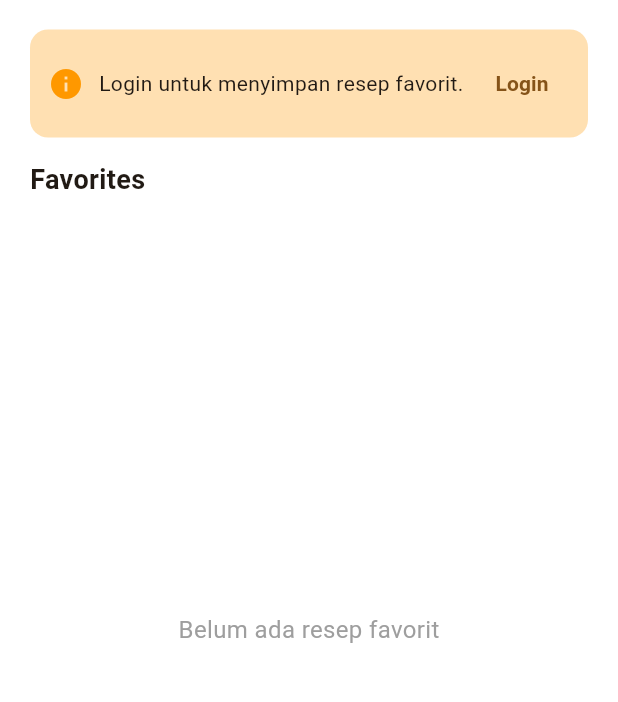
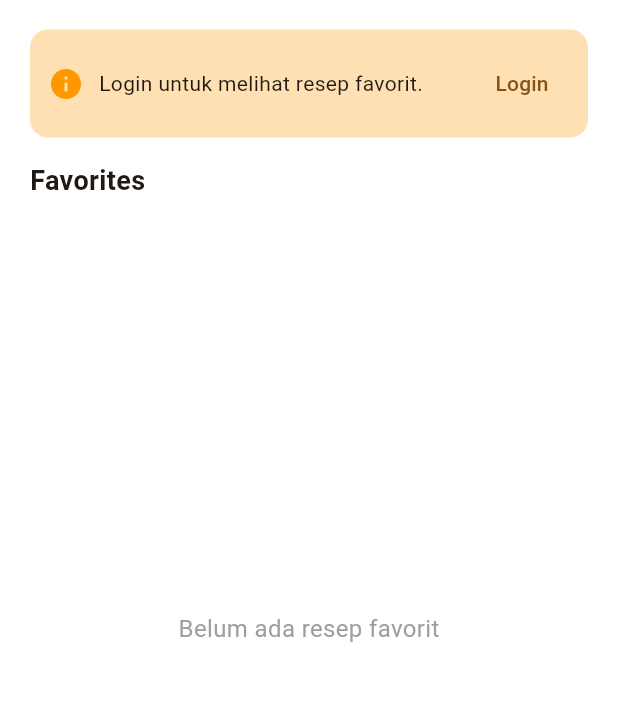
Before and after one commit to sandisya/AplikasiResepMakanan-Kelompok9, a Flutter app: the screen it shows after launch, item 2 of the bottom bar chosen, on a phone screen of 412 x 824 dp, the part 77-779 px from its top. Run offline on Flutter 3.47's test engine with Material 3 defaults, Android fonts, the light colour scheme and no system bars; our stand-ins replace cloud_firestore, firebase_auth, firebase_core, fl_chart; accounts and stored records are empty.

Commit message:
update Fitur Favorite

```diff
--- a/dapurku/lib/models/recipe_model.dart
+++ b/dapurku/lib/models/recipe_model.dart
@@ -7,6 +7,7 @@ class Recipe {
   bool isPopular;
   List<String> ingredients;
   List<String> steps;
+  bool isFavorite;
 
   Recipe({
     required this.id,
@@ -17,6 +18,7 @@ class Recipe {
     required this.isPopular,
     required this.ingredients,
     required this.steps,
+    this.isFavorite = false, // default: tidak favorit
   });
 
   Map<String, dynamic> toMap() {
--- a/dapurku/lib/screens/favorites_tab.dart
+++ b/dapurku/lib/screens/favorites_tab.dart
@@ -1,5 +1,6 @@
 import 'package:flutter/material.dart';
 import 'package:firebase_auth/firebase_auth.dart';
+import 'package:cloud_firestore/cloud_firestore.dart';
 import '../models/recipe_model.dart';
 import 'recipe_detail_screen.dart';
 import 'login_screen.dart';
@@ -11,14 +12,13 @@ class FavoritesTab extends StatelessWidget {
   Widget build(BuildContext context) {
     final user = FirebaseAuth.instance.currentUser;
 
-    final List<Recipe> favorites = [];
-
     return SafeArea(
       child: Padding(
         padding: const EdgeInsets.all(20),
         child: Column(
           crossAxisAlignment: CrossAxisAlignment.start,
           children: [
+            // HEADER
             Row(
               mainAxisAlignment: MainAxisAlignment.spaceBetween,
               children: const [
@@ -32,12 +32,13 @@ class FavoritesTab extends StatelessWidget {
                 Icon(Icons.search, color: Colors.orange),
               ],
             ),
+
             const SizedBox(height: 20),
 
+            // Jika belum login
             if (user == null)
               Container(
                 padding: const EdgeInsets.all(12),
-                margin: const EdgeInsets.only(bottom: 15),
                 decoration: BoxDecoration(
                   color: Colors.orange.shade100,
                   borderRadius: BorderRadius.circular(12),
@@ -47,29 +48,26 @@ class FavoritesTab extends StatelessWidget {
                     const Icon(Icons.info, color: Colors.orange),
                     const SizedBox(width: 10),
                     const Expanded(
-                      child: Text("Login untuk menyimpan resep favorit."),
-                    ),
+                        child: Text("Login untuk melihat resep favorit.")),
                     TextButton(
                       onPressed: () => Navigator.push(
                         context,
-                        MaterialPageRoute(
-                            builder: (_) => const LoginScreen()),
+                        MaterialPageRoute(builder: (_) => const LoginScreen()),
                       ),
-                      child: const Text(
-                        "Login",
-                        style: TextStyle(fontWeight: FontWeight.bold),
-                      ),
+                      child: const Text("Login"),
                     ),
                   ],
                 ),
               ),
 
+            const SizedBox(height: 16),
             const Text("Favorites",
                 style: TextStyle(fontSize: 18, fontWeight: FontWeight.bold)),
-            const SizedBox(height: 12),
 
-            // 🔥 Jika tidak ada data
-            if (favorites.isEmpty)
+            const SizedBox(height: 10),
+
+            // Jika belum login
+            if (user == null)
               const Expanded(
                 child: Center(
                   child: Text(
@@ -77,10 +75,41 @@ class FavoritesTab extends StatelessWidget {
                     style: TextStyle(color: Colors.grey, fontSize: 16),
                   ),
                 ),
-              )
-            else
+              ),
+
+            // 🔥 STREAM DATA FAVORITES DARI:
+            // users / {uid} / favorites / {recipeId}
+            if (user != null)
               Expanded(
-                child: ListView.builder(
+                child: StreamBuilder(
+                  stream: FirebaseFirestore.instance
+                      .collection("users")
+                      .doc(user.uid)
+                      .collection("favorites")
+                      .snapshots(),
+                  builder: (context, snapshot) {
+                    if (!snapshot.hasData) {
+                      return const Center(
+                          child: CircularProgressIndicator());
+                    }
+
+                    final docs = snapshot.data!.docs;
+
+                    if (docs.isEmpty) {
+                      return const Center(
+                        child: Text(
+                          "Belum ada resep favorit",
+                          style: TextStyle(color: Colors.grey),
+                        ),
+                      );
+                    }
+
+                    final favorites = docs
+                        .map((doc) =>
+                            Recipe.fromFirestore(doc.data(), doc.id))
+                        .toList();
+
+                    return ListView.builder(
                       itemCount: favorites.length,
                       itemBuilder: (_, i) {
                         final food = favorites[i];
@@ -104,7 +133,8 @@ class FavoritesTab extends StatelessWidget {
                             title: Text(food.title,
                                 style: const TextStyle(
                                     fontWeight: FontWeight.bold)),
-                        trailing: const Icon(Icons.favorite, color: Colors.red),
+                            trailing: const Icon(Icons.favorite,
+                                color: Colors.red),
 
                             onTap: () => Navigator.push(
                               context,
@@ -116,6 +146,8 @@ class FavoritesTab extends StatelessWidget {
                           ),
                         );
                       },
+                    );
+                  },
                 ),
               ),
           ],
```
Also changed, not shown: 1 other file. Lines whose indentation alone changed are shown as unchanged.
